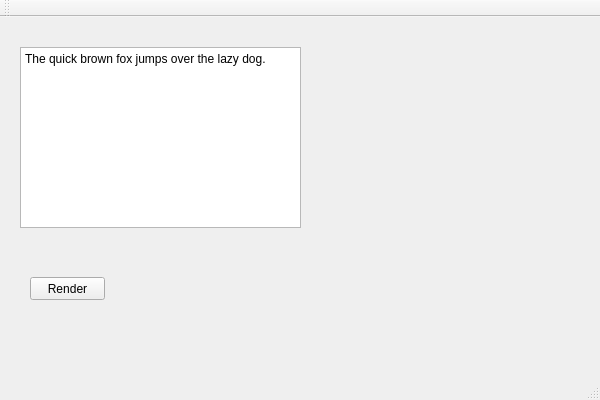
First picture: the form in viewer.ui, repository liligeng111/typesetter, before the edit.
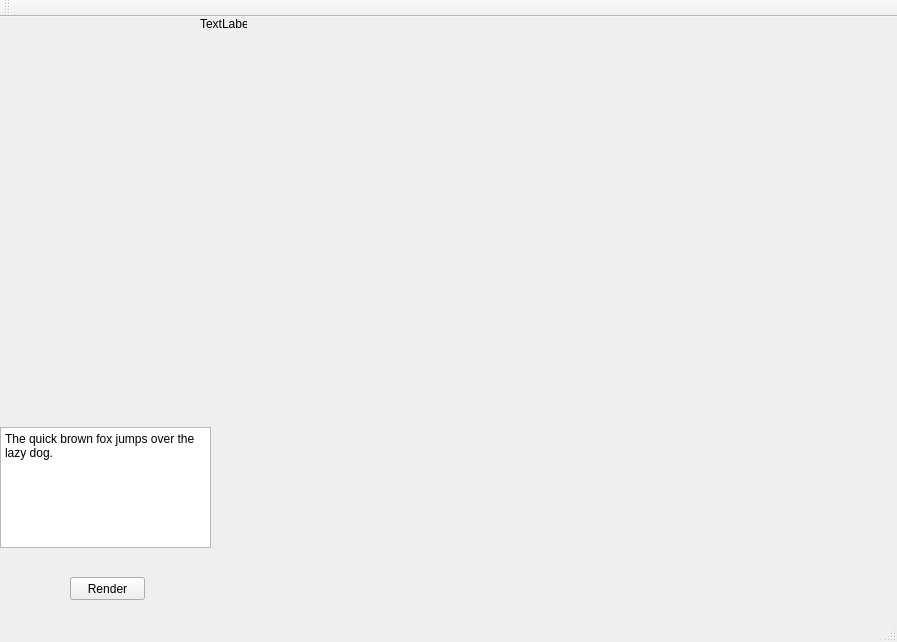
Second picture: the form after the edit.

Commit message: viewer ui and ragged right

```diff
--- a/viewer.ui
+++ b/viewer.ui
@@ -6,8 +6,8 @@
    <rect>
     <x>0</x>
     <y>0</y>
-    <width>600</width>
-    <height>400</height>
+    <width>897</width>
+    <height>642</height>
    </rect>
   </property>
   <property name="windowTitle">
@@ -17,8 +17,8 @@
    <widget class="QPushButton" name="renderButton">
     <property name="geometry">
      <rect>
-      <x>30</x>
-      <y>260</y>
+      <x>70</x>
+      <y>560</y>
       <width>75</width>
       <height>23</height>
      </rect>
@@ -30,16 +30,29 @@
    <widget class="QPlainTextEdit" name="plainTextEdit">
     <property name="geometry">
      <rect>
-      <x>20</x>
-      <y>30</y>
-      <width>281</width>
-      <height>181</height>
+      <x>0</x>
+      <y>410</y>
+      <width>211</width>
+      <height>121</height>
      </rect>
     </property>
     <property name="plainText">
      <string>The quick brown fox jumps over the lazy dog.</string>
     </property>
    </widget>
+   <widget class="QLabel" name="label">
+    <property name="geometry">
+     <rect>
+      <x>200</x>
+      <y>0</y>
+      <width>47</width>
+      <height>13</height>
+     </rect>
+    </property>
+    <property name="text">
+     <string>TextLabel</string>
+    </property>
+   </widget>
   </widget>
   <widget class="QMenuBar" name="menuBar">
    <property name="geometry">
```
Left out of the diff: 2 changed lines with no effect on the pictures. The commit also changes 13 other files.
